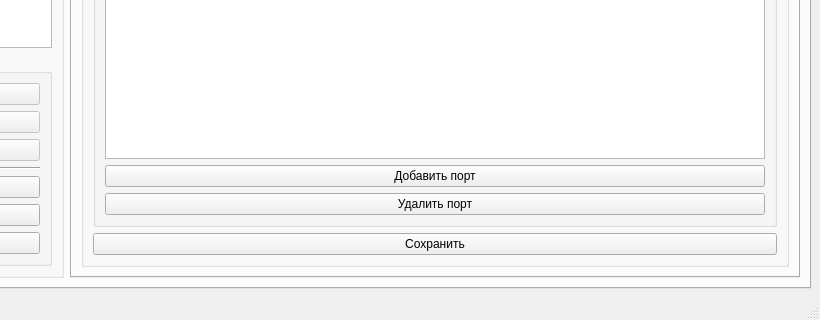
The window that hubm_admin_panel/ui/ui_main.ui (PrintLine512/hubM-Admin-Panel) describes before a commit, drawn with Qt 5; both pictures show x 306 to 1126 and y 477 to 797 of the 1126 by 797 pixel window.
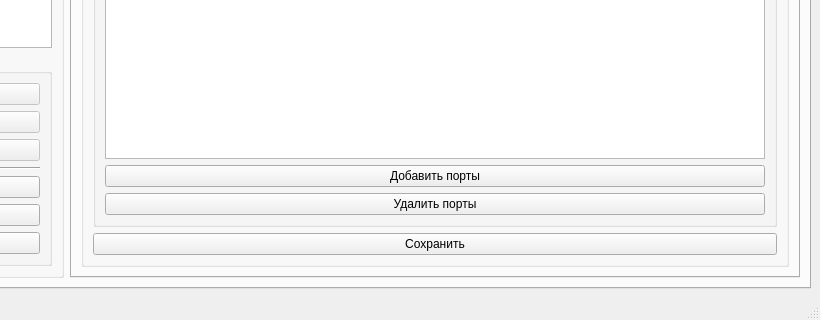
The same window after the commit. The open tabs and pages were chosen to show the change. Icons and pictures are not drawn.

What changed in the file:
```diff
--- a/hubm_admin_panel/ui/ui_main.ui
+++ b/hubm_admin_panel/ui/ui_main.ui
@@ -1553,14 +1553,14 @@
                   <item>
                    <widget class="QPushButton" name="btn_group_usb_add">
                     <property name="text">
-                     <string>Добавить порт</string>
+                     <string>Добавить порты</string>
                     </property>
                    </widget>
                   </item>
                   <item>
                    <widget class="QPushButton" name="btn_group_usb_remove">
                     <property name="text">
-                     <string>Удалить порт</string>
+                     <string>Удалить порты</string>
                     </property>
                    </widget>
                   </item>
```
Left out of the diff: 6 changed lines with no effect on the pictures.
